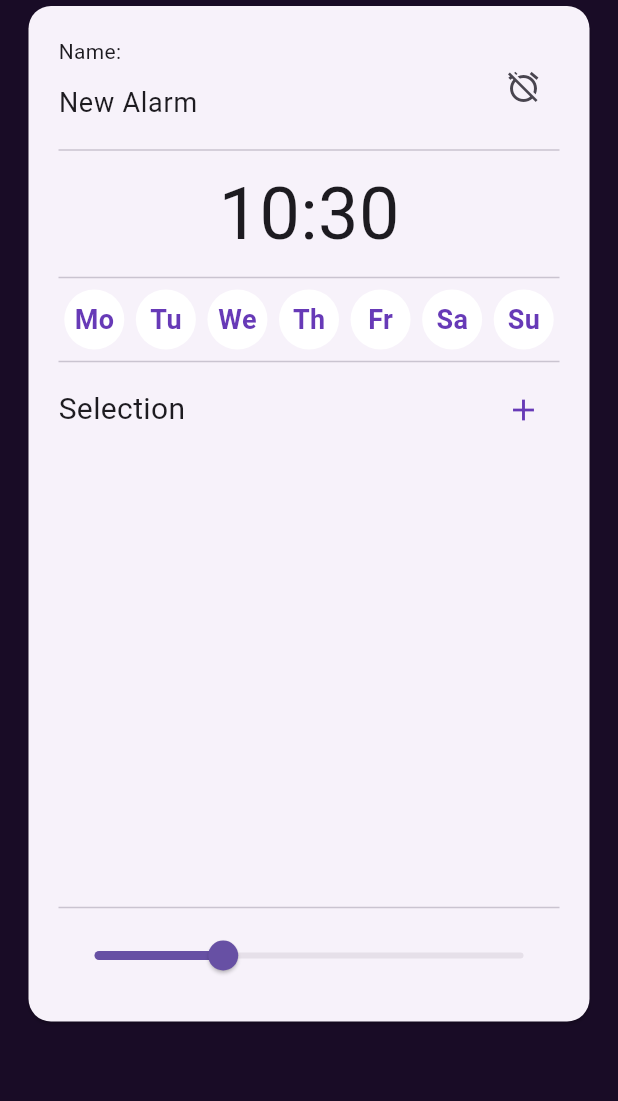
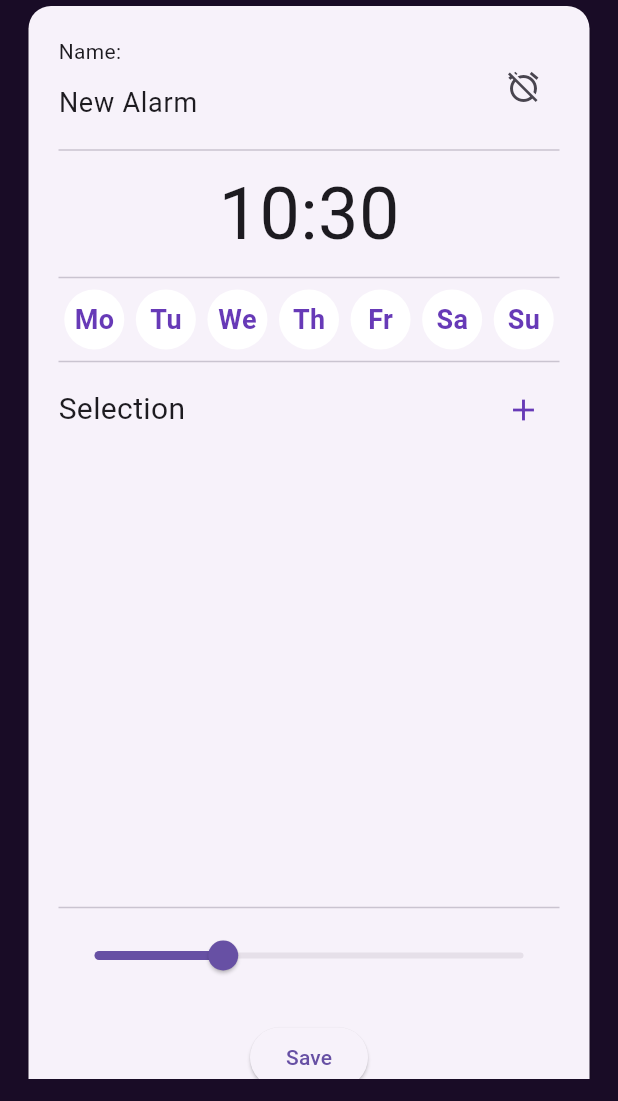
Before and after one commit to k2h2j3/ETF_Alarm_Manager, a Flutter app: the screen it shows after launch, after a tap on the "add circle" icon, after a tap on the "alarm" icon, after a tap on "New Alarm", on a phone screen of 412 x 824 dp, the part 135-1236 px from its top. Run offline on Flutter 3.47's test engine with Material 3 defaults, Android fonts, the phone set to English and light mode, and no system bars; our stand-ins replace audioplayers, flutter_local_notifications, flutter_mobx, mobx, on_audio_query, permission_handler and 2 more; missing offline and left inert: android_alarm_manager_plus, perfect_volume_control; generated files the repository leaves out were written again.

Commit message:
알람 save버튼 추가

```diff
--- a/lib/components/alarm_item/alarm_item.dart
+++ b/lib/components/alarm_item/alarm_item.dart
@@ -20,7 +20,7 @@ class AlarmItem extends StatelessWidget {
           context,
           MaterialPageRoute(
               builder: (context) =>
-                  EditAlarm(alarm: this.alarm, manager: manager))),
+                  EditAlarm(alarm: this.alarm, manager: manager, alarmId: alarm.id,))),
       child: Observer(
         builder: (context) => Card(
           shape:
--- a/lib/screens/edit_alarm/edit_alarm.dart
+++ b/lib/screens/edit_alarm/edit_alarm.dart
@@ -3,31 +3,29 @@ import 'package:flutter_alarm_plus/components/default_container/default_containe
 import 'package:flutter_alarm_plus/services/alarm_list_manager.dart';
 import 'package:flutter_alarm_plus/services/alarm_scheduler.dart';
 import 'package:flutter_alarm_plus/stores/observable_alarm/observable_alarm.dart';
-// import '../../components/default_container/default_container.dart';
 import 'components/edit_alarm_days.dart';
 import 'components/edit_alarm_head.dart';
 import 'components/edit_alarm_music.dart';
 import 'components/edit_alarm_slider.dart';
 import 'components/edit_alarm_time.dart';
-// import '../../services/alarm_list_manager.dart';
-// import '../../services/alarm_scheduler.dart';
-// import '../../stores/observable_alarm/observable_alarm.dart';
 
 class EditAlarm extends StatelessWidget {
   final ObservableAlarm alarm;
   final AlarmListManager manager;
+  final int alarmId;
 
-  EditAlarm({required this.alarm, required this.manager});
+  EditAlarm({required this.alarm, required this.manager, required this.alarmId});
 
   @override
   Widget build(BuildContext context) {
-    // 화면이 종료될때 동작을 정의
     return WillPopScope(
       onWillPop: () async {
-        // 편집된 알람 설정 정의
-        await manager.saveAlarm(alarm);
-        // 알람 스케줄러 호출 및 알람 예약
-        await AlarmScheduler().scheduleAlarm(alarm);
+        // 뒤로 가기 버튼을 눌렀을 때 실행되는 코드
+        // 해당 알람이 새로 생성된 알람인 경우 (id가 null인 경우)
+        if (alarm.id == alarmId) {
+          // 알람 목록에서 해당 알람을 제거
+          manager.removeAlarm(alarm);
+        }
         return true;
       },
       child: DefaultContainer(
@@ -57,7 +55,20 @@ class EditAlarm extends StatelessWidget {
                     EditAlarmMusic(alarm: this.alarm),
                     Divider(),
                     // 알람 볼륨
-                    EditAlarmSlider(alarm: this.alarm)
+                    EditAlarmSlider(alarm: this.alarm),
+                    SizedBox(height: 20),
+                    // 저장 버튼 추가
+                    ElevatedButton(
+                      onPressed: () async {
+                        // 편집된 알람 설정 정의
+                        await manager.saveAlarm(alarm);
+                        // 알람 스케줄러 호출 및 알람 예약
+                        await AlarmScheduler().scheduleAlarm(alarm);
+                        // 화면 종료
+                        Navigator.pop(context);
+                      },
+                      child: Text('Save'),
+                    ),
                   ],
                 ),
               ),
--- a/lib/screens/home_screen/home_screen.dart
+++ b/lib/screens/home_screen/home_screen.dart
@@ -79,6 +79,7 @@ class HomeScreen extends StatelessWidget {
                   builder: (context) => EditAlarm(
                     alarm: newAlarm,
                     manager: _manager,
+                    alarmId: newAlarm.id,
                   ),
                 ),
               );
```
Also changed, not shown: lib/services/alarm_list_manager.dart (+7 -0 lines).
